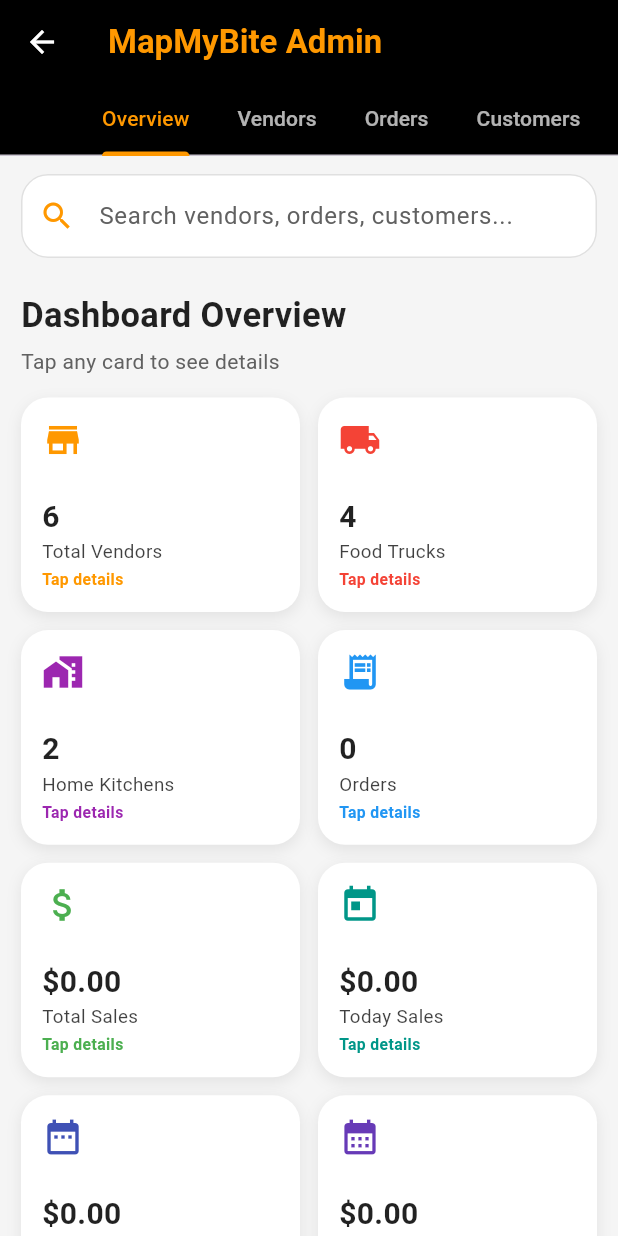
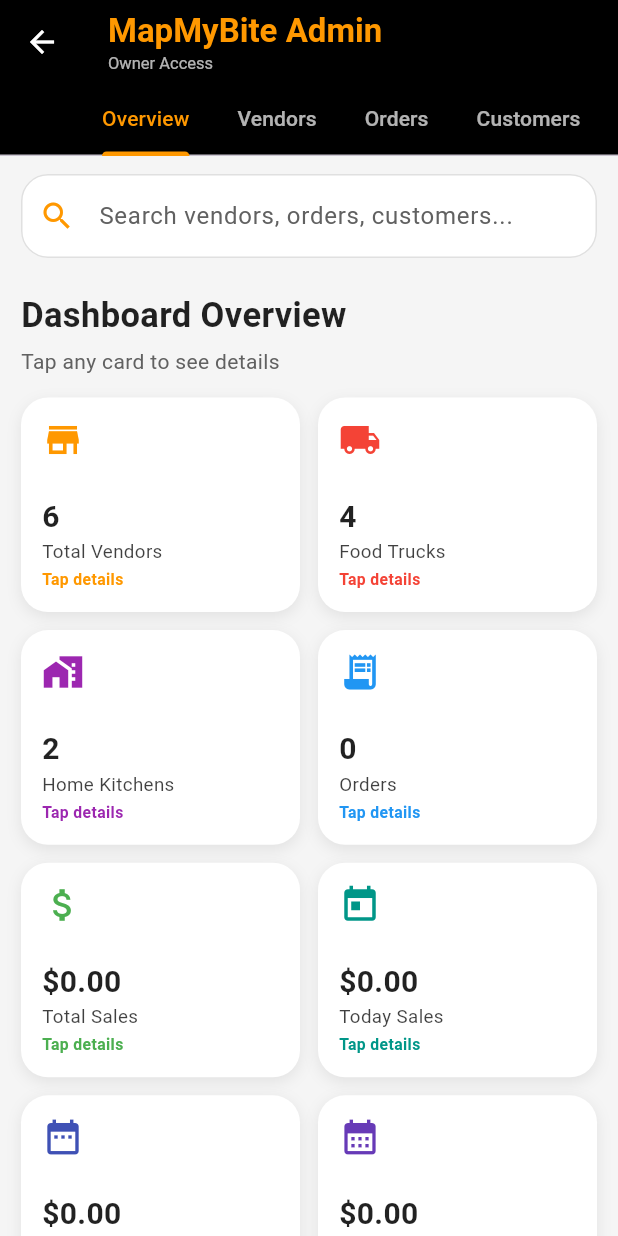
Before and after one commit to mapmybite/mapmybite, a Flutter app: the TruckPage screen opened directly, after a tap on the "menu" icon, after a tap on "Admin Dashboard", on a phone screen of 412 x 824 dp. Run offline on Flutter 3.47's test engine with Material 3 defaults, Android fonts, the phone set to English and light mode, and no system bars; our stand-ins replace flutter_image_compress, flutter_local_notifications, flutter_tts, geocoding, geolocator, google_maps_flutter and 4 more; accounts and stored records are empty.

Commit message:
Add hidden dual admin login and admin role label

```diff
--- a/lib/admin_page.dart
+++ b/lib/admin_page.dart
@@ -5,11 +5,13 @@
 class AdminPage extends StatefulWidget {
   final List<Map<String, dynamic>> vendors;
   final bool isDarkMode;
+  final String adminRole;
 
   const AdminPage({
     super.key,
     required this.vendors,
     required this.isDarkMode,
+    required this.adminRole,
   });
 
   @override
@@ -411,12 +413,26 @@
         appBar: AppBar(
           backgroundColor: Colors.black,
           iconTheme: const IconThemeData(color: Colors.white),
-          title: const Text(
-            'MapMyBite Admin',
-            style: TextStyle(
-              color: Colors.orange,
-              fontWeight: FontWeight.bold,
-            ),
+          title: Column(
+            crossAxisAlignment: CrossAxisAlignment.start,
+            children: [
+              const Text(
+                'MapMyBite Admin',
+                style: TextStyle(
+                  color: Colors.orange,
+                  fontWeight: FontWeight.bold,
+                ),
+              ),
+              Text(
+                widget.adminRole == 'owner'
+                    ? 'Owner Access'
+                    : 'Team Access',
+                style: TextStyle(
+                  color: Colors.white70,
+                  fontSize: 11,
+                ),
+              ),
+            ],
           ),
           bottom: TabBar(
             controller: _tabController,
--- a/lib/truck_page.dart
+++ b/lib/truck_page.dart
@@ -1942,6 +1942,7 @@
                     builder: (_) => AdminPage(
                       vendors: _allVendors,
                       isDarkMode: _isDarkMode,
+                      adminRole: 'owner',
                     ),
                   ),
                 );
```
Also changed, not shown: lib/welcome_page.dart (+102 -2 lines).
